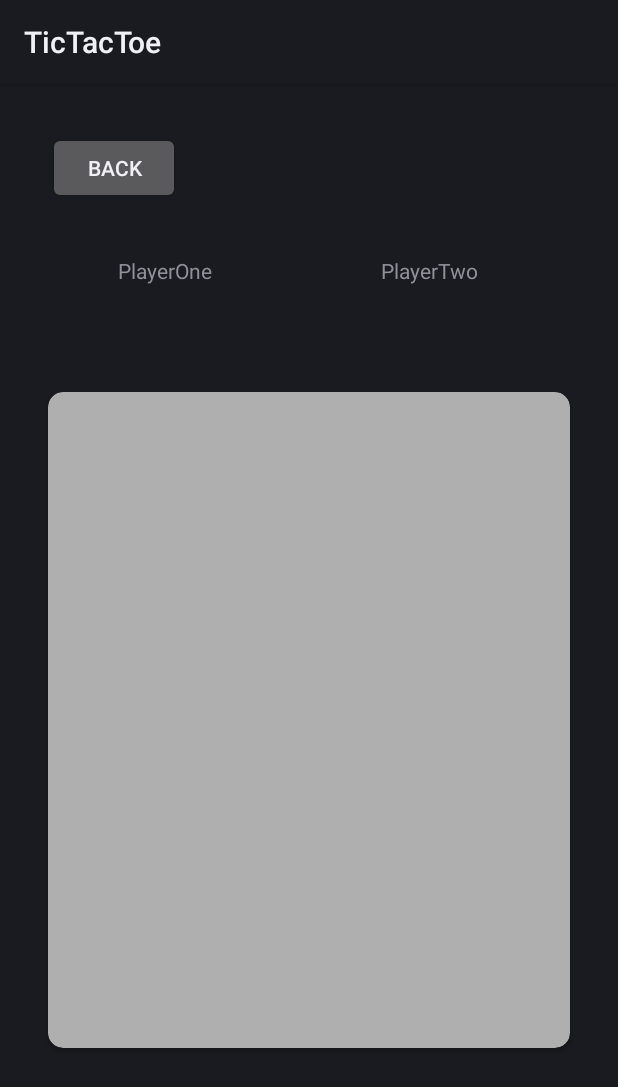
After one commit to DrKibou/TicTacBoom, an Android app: the layout activity_vs_player.xml on its own in the app's theme, with its tools: preview values and no code run, on a phone screen of 412 x 824 dp. The commit adds this screen. Shown: the top 1087 px of the screen. Run offline under Robolectric (Android 15) with nearby library versions, the phone set to English and light mode, and no system bars.

Commit message:
VsPlayer initial layout commit

```diff
--- a/app/src/main/AndroidManifest.xml
+++ b/app/src/main/AndroidManifest.xml
@@ -11,6 +11,9 @@
         android:supportsRtl="true"
         android:theme="@style/Theme.TicTacToe"
         tools:targetApi="31">
+        <activity
+            android:name=".VsPlayer.VsPlayer"
+            android:exported="false" />
         <activity
             android:name=".VsPlayer.AddPlayers"
             android:exported="false" />
--- /dev/null
+++ b/app/src/main/res/layout/activity_vs_player.xml
@@ -0,0 +1,80 @@
+<?xml version="1.0" encoding="utf-8"?>
+<androidx.constraintlayout.widget.ConstraintLayout xmlns:android="http://schemas.android.com/apk/res/android"
+    xmlns:app="http://schemas.android.com/apk/res-auto"
+    xmlns:tools="http://schemas.android.com/tools"
+    android:layout_width="match_parent"
+    android:layout_height="match_parent"
+    tools:context=".VsPlayer.VsPlayer">
+
+
+    <TextView
+        android:id="@+id/txtOne"
+        android:layout_width="wrap_content"
+        android:layout_height="wrap_content"
+        android:text="PlayerOne"
+        app:layout_constraintBottom_toTopOf="@+id/cardView"
+        app:layout_constraintEnd_toStartOf="@+id/txtTwo"
+        app:layout_constraintHorizontal_bias="0.41"
+        app:layout_constraintStart_toStartOf="parent"
+        app:layout_constraintTop_toBottomOf="@+id/button"
+        app:layout_constraintVertical_bias="0.33">
+    </TextView>
+
+    <TextView
+        android:id="@+id/txtTwo"
+        android:layout_width="wrap_content"
+        android:layout_height="wrap_content"
+        android:text="PlayerTwo"
+        app:layout_constraintBottom_toTopOf="@+id/cardView"
+        app:layout_constraintEnd_toEndOf="parent"
+        app:layout_constraintHorizontal_bias="0.733"
+        app:layout_constraintStart_toStartOf="parent"
+        app:layout_constraintTop_toBottomOf="@+id/button"
+        app:layout_constraintVertical_bias="0.33">
+
+    </TextView>
+
+    <Button
+        android:id="@+id/button"
+        android:layout_width="wrap_content"
+        android:layout_height="wrap_content"
+        android:layout_marginStart="32dp"
+        android:layout_marginTop="32dp"
+        android:text="Back"
+        app:layout_constraintStart_toStartOf="parent"
+        app:layout_constraintTop_toTopOf="parent" />
+
+    <androidx.cardview.widget.CardView
+        android:id="@+id/cardView"
+        android:layout_width="0dp"
+        android:layout_height="0dp"
+        android:layout_marginStart="32dp"
+        android:layout_marginTop="125dp"
+        android:layout_marginEnd="32dp"
+        android:layout_marginBottom="125dp"
+        app:cardBackgroundColor="#AFAFAF"
+        app:cardCornerRadius="10dp"
+        app:contentPadding="10dp"
+        app:layout_constraintBottom_toBottomOf="parent"
+        app:layout_constraintEnd_toEndOf="parent"
+        app:layout_constraintStart_toStartOf="parent"
+        app:layout_constraintTop_toBottomOf="@+id/button">
+
+        <LinearLayout
+            android:layout_width="match_parent"
+            android:layout_height="120dp"
+            android:orientation="horizontal"></LinearLayout>
+
+        <LinearLayout
+            android:layout_width="match_parent"
+            android:layout_height="120dp"
+            android:layout_marginTop="130dp"
+            android:orientation="horizontal"></LinearLayout>
+
+        <LinearLayout
+            android:layout_width="match_parent"
+            android:layout_height="120dp"
+            android:layout_marginTop="260dp"
+            android:orientation="horizontal"></LinearLayout>
+    </androidx.cardview.widget.CardView>
+</androidx.constraintlayout.widget.ConstraintLayout>
```
Also changed, not shown: app/src/main/java/com/example/tictactoe/VsPlayer/AddPlayers.java (+37 -4 lines), app/src/main/java/com/example/tictactoe/VsPlayer/VsPlayer.java (added, +17 -0 lines), app/src/main/res/layout/activity_add_players.xml (+11 -1 lines).
